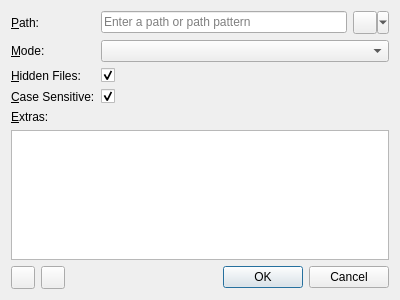
Above: gui/createentrydialog.ui from Skycoder42/Conflip before the change. Below: the same form after it.
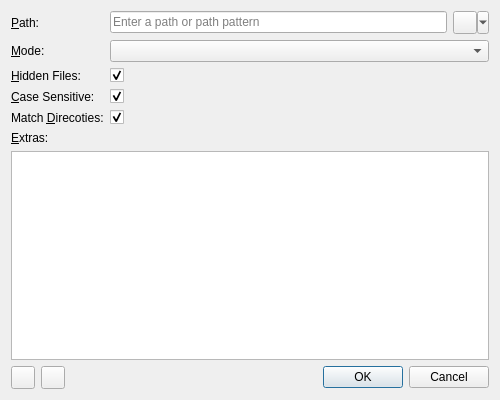
That is the form after the change. Icons and pictures are not drawn.

Patch:
```diff
--- a/gui/createentrydialog.ui
+++ b/gui/createentrydialog.ui
@@ -6,8 +6,8 @@
    <rect>
     <x>0</x>
     <y>0</y>
-    <width>400</width>
-    <height>300</height>
+    <width>500</width>
+    <height>400</height>
    </rect>
   </property>
   <property name="windowTitle">
@@ -92,7 +92,7 @@
      </property>
     </widget>
    </item>
-   <item row="4" column="0" colspan="2">
+   <item row="5" column="0" colspan="2">
     <widget class="QLabel" name="label">
      <property name="text">
       <string>&amp;Extras:</string>
@@ -102,7 +102,7 @@
      </property>
     </widget>
    </item>
-   <item row="5" column="0" colspan="2">
+   <item row="6" column="0" colspan="2">
     <widget class="QListWidget" name="listWidget">
      <property name="contextMenuPolicy">
       <enum>Qt::ActionsContextMenu</enum>
@@ -115,7 +115,7 @@
      </property>
     </widget>
    </item>
-   <item row="6" column="0" colspan="2">
+   <item row="7" column="0" colspan="2">
     <layout class="QHBoxLayout" name="horizontalLayout">
      <item>
       <widget class="QToolButton" name="addButton">
@@ -143,6 +143,23 @@
      </item>
     </layout>
    </item>
+   <item row="4" column="0">
+    <widget class="QLabel" name="matchDirectoriesLabel">
+     <property name="text">
+      <string>Match &amp;Direcoties:</string>
+     </property>
+     <property name="buddy">
+      <cstring>matchDirectoriesCheckBox</cstring>
+     </property>
+    </widget>
+   </item>
+   <item row="4" column="1">
+    <widget class="QCheckBox" name="matchDirectoriesCheckBox">
+     <property name="checked">
+      <bool>true</bool>
+     </property>
+    </widget>
+   </item>
   </layout>
   <action name="action_Add_Extra">
    <property name="icon">
```
